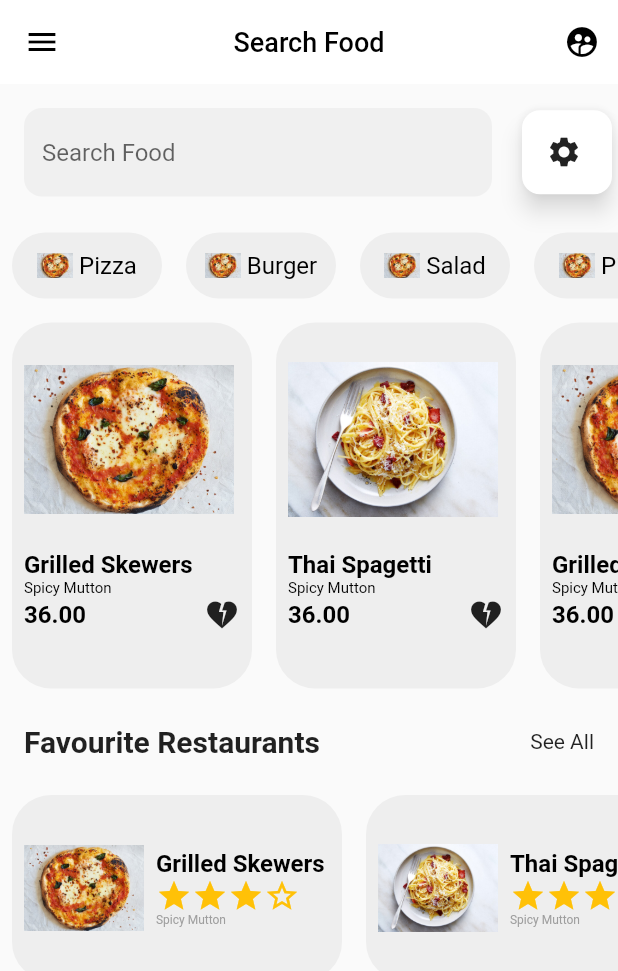
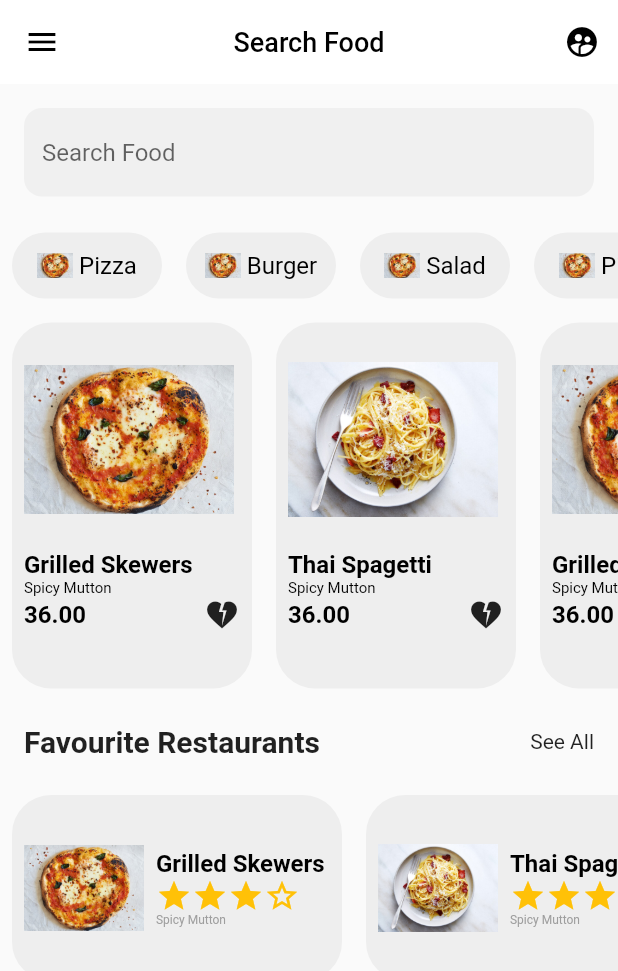
Before and after one commit to aarafrao22/Ecom, a Flutter app: the screen it shows after launch, on a phone screen of 412 x 824 dp. Shown: the top 971 px of the screen. Run offline on Flutter 3.47's test engine with Material 2 defaults, Android fonts, the light colour scheme and no system bars.

Commit message:
Initial Commit

```diff
--- a/lib/main.dart
+++ b/lib/main.dart
@@ -141,28 +141,27 @@ class _MyHomePageState extends State<MyHomePage> {
                     ),
                   ),
                 ),
-                Card(
-                  shape: RoundedRectangleBorder(
-                    borderRadius: BorderRadius.circular(12),
-                  ),
-                  elevation: 6,
-                  shadowColor: Colors.grey.shade50,
-                  child: InkWell(
-                    onTap: () {
-                      // Button onPressed logic
-                    },
-                    child: Padding(
-                      padding: const EdgeInsets.all(16.0),
-                      child: Row(
-                        mainAxisSize: MainAxisSize.min,
-                        children: const [
-                          Icon(Icons.settings),
-                          SizedBox(width: 4.0),
-                        ],
-                      ),
-                    ),
-                  ),
-                ),
+                // Card(
+                //   shape: RoundedRectangleBorder(
+                //     borderRadius: BorderRadius.circular(12),
+                //   ),
+                //   elevation: 6,
+                //   shadowColor: Colors.grey.shade50,
+                //   child: InkWell(
+                //     onTap: () {
+                //       // Button onPressed logic
+                //     },
+                //     child: Padding(
+                //       padding: const EdgeInsets.all(16.0),
+                //       child: Row(
+                //         mainAxisSize: MainAxisSize.min,
+                //         children: const [
+                //           Icon(Icons.settings),
+                //         ],
+                //       ),
+                //     ),
+                //   ),
+                // ),
               ],
             ),
             SizedBox(
```
